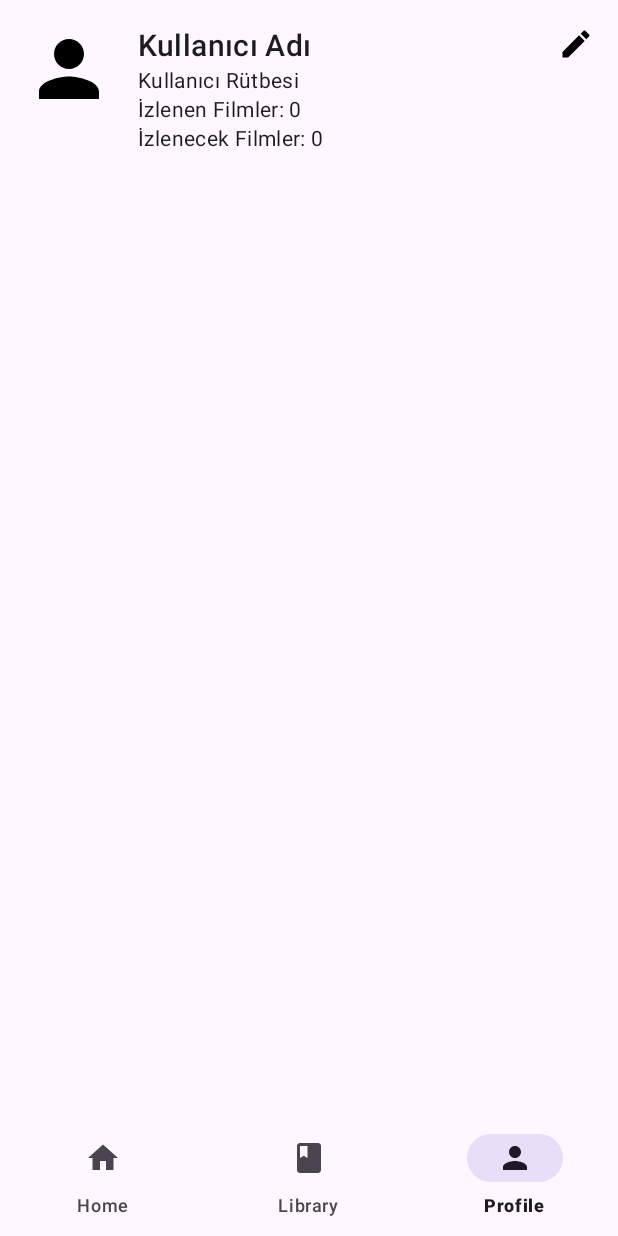
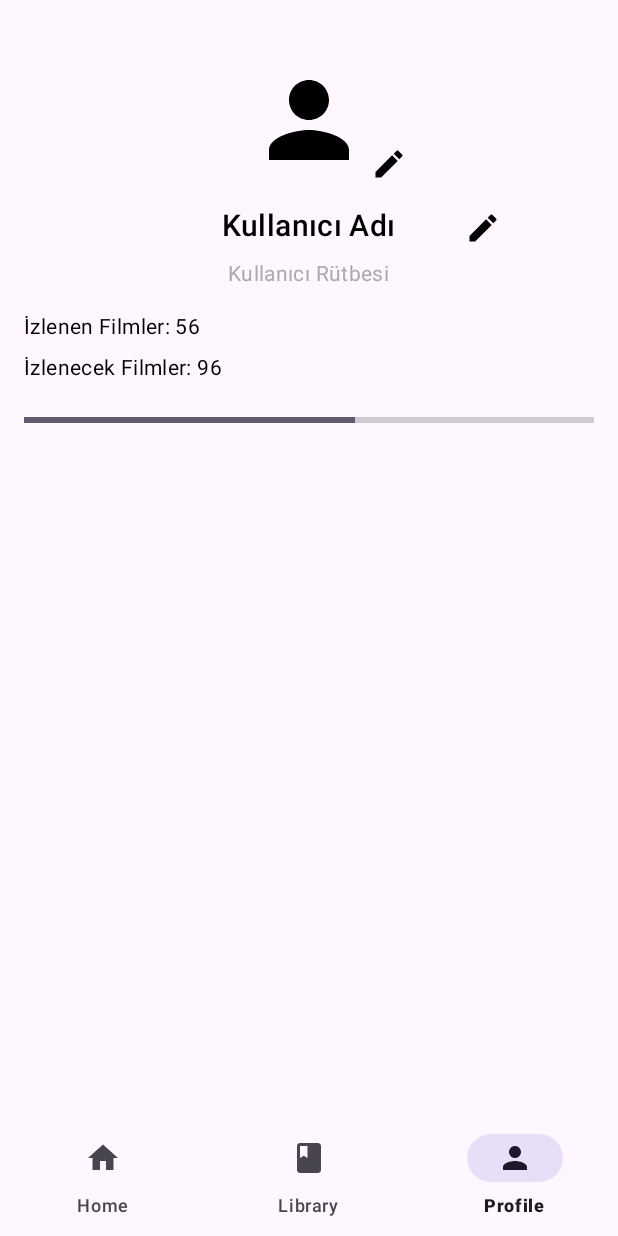
Before and after one commit to esrakmas/FilmOneriUygulamasi, an Android app: the screen it shows after launch (MainActivity), item 3 of the bottom bar chosen, on a phone screen of 412 x 824 dp. Run offline under Robolectric (Android 15) with nearby library versions, the phone set to English and light mode, and no system bars.

Commit message:
profil ve kullanıcı adını değiştirebiliyoruz

```diff
--- a/app/src/main/java/com/example/filmoneriuygulamasi/ProfileFragment.kt
+++ b/app/src/main/java/com/example/filmoneriuygulamasi/ProfileFragment.kt
@@ -5,6 +5,7 @@ import android.os.Bundle
 import android.view.LayoutInflater
 import android.view.View
 import android.view.ViewGroup
+import android.widget.ImageView
 import androidx.fragment.app.Fragment
 import com.example.filmoneriuygulamasi.R
 import com.example.filmoneriuygulamasi.databinding.FragmentProfileBinding
@@ -17,6 +18,10 @@ class ProfileFragment : Fragment() {
     private lateinit var sharedPreferences: SharedPreferences
     private val PREFS_NAME = "UserPreferences"
     private val KEY_USER_NAME = "userName"
+    private val KEY_PROFILE = "profile"
+
+    private val KEY_MOVIES_WATCHED = "moviesWatched"
+    private val KEY_MOVIES_TO_WATCH = "moviesToWatch"
 
     override fun onCreateView(
         inflater: LayoutInflater, container: ViewGroup?,
@@ -29,18 +34,92 @@ class ProfileFragment : Fragment() {
     override fun onViewCreated(view: View, savedInstanceState: Bundle?) {
         super.onViewCreated(view, savedInstanceState)
 
+
+
         // SharedPreferences'ı başlat
         sharedPreferences = requireContext().getSharedPreferences(PREFS_NAME, Context.MODE_PRIVATE)
+
 
         // Kullanıcı adını SharedPreferences'tan oku ve göster
         val savedUserName = sharedPreferences.getString(KEY_USER_NAME, "Kullanıcı Adı")
         binding.userName.text = savedUserName
 
+        val savedProfile = sharedPreferences.getString(KEY_PROFILE, "default")
+        updateProfileImage(savedProfile ?: "default")
+
+        // İzlenen ve izlenecek filmler sayısını oku ve göster
+        val moviesWatched = sharedPreferences.getInt(KEY_MOVIES_WATCHED, 56)
+        val moviesToWatch = sharedPreferences.getInt(KEY_MOVIES_TO_WATCH, 96)
+        updateMovieStats(moviesWatched, moviesToWatch)
+
+
         // Kullanıcı adını düzenleme ikonuna tıklanma olayını dinle
         binding.editUserNameIcon.setOnClickListener {
             showEditUserNameDialog()
         }
+
+        binding.editprofileImageIcon.setOnClickListener{
+            showEditProfileDialog()
+
+        }
     }
+
+
+    private fun showEditProfileDialog() {
+        val dialogView = LayoutInflater.from(requireContext()).inflate(R.layout.dialog_edit_profile, null)
+        val imageMale = dialogView.findViewById<ImageView>(R.id.imageMale)
+        val imageFemale = dialogView.findViewById<ImageView>(R.id.imageFemale)
+
+        val dialog = AlertDialog.Builder(requireContext())
+            .setTitle("Profil Seç")
+            .setView(dialogView)
+            .setPositiveButton("Kaydet") { _, _ ->
+                // "Kaydet" butonuna tıklanınca mevcut profil tercihini kaydet
+                val currentProfile = sharedPreferences.getString(KEY_PROFILE, "default")
+                updateProfileImage(currentProfile ?: "default")
+            }
+            .setNegativeButton("Sıfırla") { dialog, _ ->
+                updateProfileImage("default")
+                saveProfilePreference("default")
+                dialog.dismiss()
+            }
+            .create()
+
+        imageMale.setOnClickListener {
+            updateProfileImage("male")
+            saveProfilePreference("male")
+            dialog.dismiss()
+        }
+
+        imageFemale.setOnClickListener {
+            updateProfileImage("female")
+            saveProfilePreference("female")
+            dialog.dismiss()
+        }
+
+        dialog.show()
+    }
+
+
+    private fun updateProfileImage(profile: String) {
+        val profileImageRes = when (profile) {
+            "male" -> R.drawable.man
+            "female" -> R.drawable.female
+            else -> R.drawable.baseline_person_24
+        }
+        binding.profileImage.setImageResource(profileImageRes)
+    }
+
+
+    private fun saveProfilePreference(profile: String) {
+        // Cinsiyet tercihini SharedPreferences'ta kaydet
+        with(sharedPreferences.edit()) {
+            putString(KEY_PROFILE, profile)
+            apply()
+        }
+    }
+
+
 
     private fun showEditUserNameDialog() {
         val dialogView = LayoutInflater.from(requireContext()).inflate(R.layout.dialog_edit_username, null)
@@ -70,6 +149,15 @@ class ProfileFragment : Fragment() {
         }
     }
 
+    private fun updateMovieStats(moviesWatched: Int, moviesToWatch: Int) {
+        binding.moviesWatched.text = "İzlenen Filmler: $moviesWatched"
+        binding.moviesToWatch.text = "İzlenecek Filmler: $moviesToWatch"
+
+        val progress = if (moviesToWatch == 0) 0 else (moviesWatched * 100) / moviesToWatch
+        binding.progressBar.progress = progress
+    }
+
+
     override fun onDestroyView() {
         super.onDestroyView()
         _binding = null
--- a/app/src/main/res/layout/fragment_profile.xml
+++ b/app/src/main/res/layout/fragment_profile.xml
@@ -8,35 +8,55 @@
     <!-- Profil Resmi -->
     <ImageView
         android:id="@+id/profileImage"
-        android:layout_width="60dp"
-        android:layout_height="60dp"
-        android:src="@drawable/baseline_person_24" />
+        android:layout_width="80dp"
+        android:layout_height="80dp"
+        android:layout_centerHorizontal="true"
+        android:layout_marginTop="24dp"
+        android:src="@drawable/baseline_person_24"
+        android:scaleType="centerCrop" />
 
-    <!-- Kullanıcı Adı -->
+    <!-- Profil Fotoğrafı Düzenleme İkonu -->
+
+    <!-- Kullanıcı Adı ve Düzenleme İkonu -->
+    <ImageView
+        android:id="@+id/editprofileImageIcon"
+        android:layout_width="24dp"
+        android:layout_height="24dp"
+        android:layout_alignEnd="@id/profileImage"
+        android:layout_alignBottom="@id/profileImage"
+        android:layout_marginEnd="-25dp"
+        android:layout_marginBottom="-1dp"
+        android:contentDescription="Düzenle"
+        android:src="@drawable/baseline_edit_24" />
+
     <RelativeLayout
+        android:id="@+id/userInfo"
         android:layout_width="wrap_content"
         android:layout_height="wrap_content"
-        android:id="@+id/userInfo"
-        android:layout_toEndOf="@id/profileImage"
-        android:layout_marginStart="16dp"
-        android:layout_alignParentTop="true">
+        android:layout_below="@id/profileImage"
+        android:layout_centerHorizontal="true"
+        android:layout_marginTop="16dp">
 
         <TextView
             android:id="@+id/userName"
             android:layout_width="wrap_content"
             android:layout_height="wrap_content"
             android:text="Kullanıcı Adı"
-            android:textAppearance="?attr/textAppearanceHeadline6" />
+            android:textAppearance="?attr/textAppearanceHeadline6"
+            android:textColor="@android:color/black"
+            android:layout_centerHorizontal="true" />
 
         <ImageView
             android:id="@+id/editUserNameIcon"
-            android:layout_width="wrap_content"
-            android:layout_height="wrap_content"
+            android:layout_width="24dp"
+            android:layout_height="24dp"
             android:layout_alignParentEnd="true"
-            android:layout_centerVertical="true"
-            android:layout_marginStart="8dp"
-            android:src="@drawable/baseline_edit_24"
-            android:contentDescription="Düzenle" />
+            android:layout_alignParentTop="true"
+            android:layout_marginEnd="16dp"
+            android:layout_marginTop="4dp"
+            android:layout_toEndOf="@id/userName"
+            android:contentDescription="Düzenle"
+            android:src="@drawable/baseline_edit_24" />
     </RelativeLayout>
 
     <!-- Kullanıcı Rütbesi -->
@@ -45,54 +65,51 @@
         android:layout_width="wrap_content"
         android:layout_height="wrap_content"
         android:layout_below="@id/userInfo"
-        android:layout_toEndOf="@id/profileImage"
-        android:layout_marginStart="16dp"
+        android:layout_centerHorizontal="true"
+        android:layout_marginTop="8dp"
         android:text="Kullanıcı Rütbesi"
-        android:textAppearance="?attr/textAppearanceBody2" />
+        android:textAppearance="?attr/textAppearanceBody2"
+        android:textColor="@android:color/darker_gray" />
+
+    <!-- İzlenen/İzlenecek Filmler Oranı -->
+    <RelativeLayout
+        android:id="@+id/moviesProgressLayout"
+        android:layout_width="match_parent"
+        android:layout_height="wrap_content"
+        android:layout_below="@id/userRank"
+        android:layout_marginTop="16dp">
 
         <!-- İzlenen Filmler -->
         <TextView
             android:id="@+id/moviesWatched"
             android:layout_width="wrap_content"
             android:layout_height="wrap_content"
-        android:layout_below="@id/userRank"
-        android:layout_toEndOf="@id/profileImage"
-        android:layout_marginStart="16dp"
-        android:text="İzlenen Filmler: 0"
-        android:textAppearance="?attr/textAppearanceBody2" />
+            android:text="İzlenen Film Sayısı: 0"
+            android:textAppearance="?attr/textAppearanceBody2"
+            android:textColor="@android:color/black" />
 
-    <!-- İzlenecek Filmler -->
+
         <TextView
             android:id="@+id/moviesToWatch"
             android:layout_width="wrap_content"
             android:layout_height="wrap_content"
             android:layout_below="@id/moviesWatched"
-        android:layout_toEndOf="@id/profileImage"
-        android:layout_marginStart="16dp"
-        android:text="İzlenecek Filmler: 0"
-        android:textAppearance="?attr/textAppearanceBody2" />
+            android:layout_marginTop="8dp"
+            android:text="İzlenecek Film Hedefi: 0"
+            android:textAppearance="?attr/textAppearanceBody2"
+            android:textColor="@android:color/black" />
 
-    <!-- Kullanıcı Adını Güncelleme Alanı -->
-    <RelativeLayout
-        android:id="@+id/editUserNameLayout"
+        <!-- İlerleme Çubuğu -->
+        <ProgressBar
+            android:id="@+id/progressBar"
             android:layout_width="match_parent"
-        android:layout_height="wrap_content"
+            android:layout_height="20dp"
             android:layout_below="@id/moviesToWatch"
             android:layout_marginTop="16dp"
-        android:visibility="gone">
-
-        <EditText
-            android:id="@+id/userNameEditText"
-            android:layout_width="match_parent"
-            android:layout_height="wrap_content"
-            android:hint="Yeni Kullanıcı Adı" />
-
-        <Button
-            android:id="@+id/saveUserNameButton"
-            android:layout_width="wrap_content"
-            android:layout_height="wrap_content"
-            android:text="Kaydet"
-            android:layout_alignParentEnd="true" />
+            android:indeterminate="false"
+            android:progress="0"
+            android:max="100"
+            style="@style/Widget.AppCompat.ProgressBar.Horizontal" />
     </RelativeLayout>
 
 </RelativeLayout>
```
Also changed, not shown: app/src/main/res/layout/dialog_edit_profile.xml (added, +36 -0 lines), app/src/main/res/drawable/female.png (added), app/src/main/res/drawable/man.png (added). Lines whose indentation alone changed are shown as unchanged.
